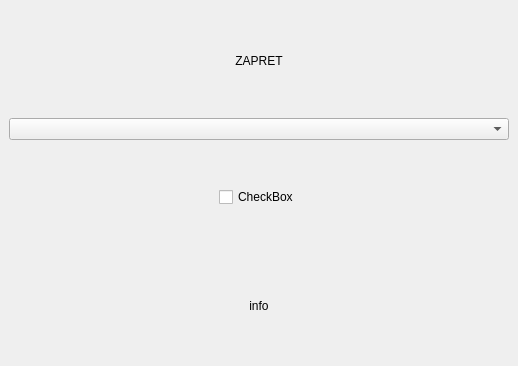
Above: ui/forms/MainWindow.ui from pandazz77/zapret-gui before the change. Below: the same form after it.
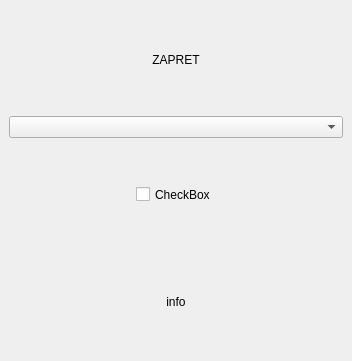
That is the form after the change. Custom widgets are drawn as their Qt base class.

Diff of the .ui file:
```diff
--- a/ui/forms/MainWindow.ui
+++ b/ui/forms/MainWindow.ui
@@ -6,8 +6,8 @@
    <rect>
     <x>0</x>
     <y>0</y>
-    <width>518</width>
-    <height>366</height>
+    <width>352</width>
+    <height>361</height>
    </rect>
   </property>
   <property name="windowTitle">
```
Left out of the diff: 2 changed lines with no effect on the pictures.
